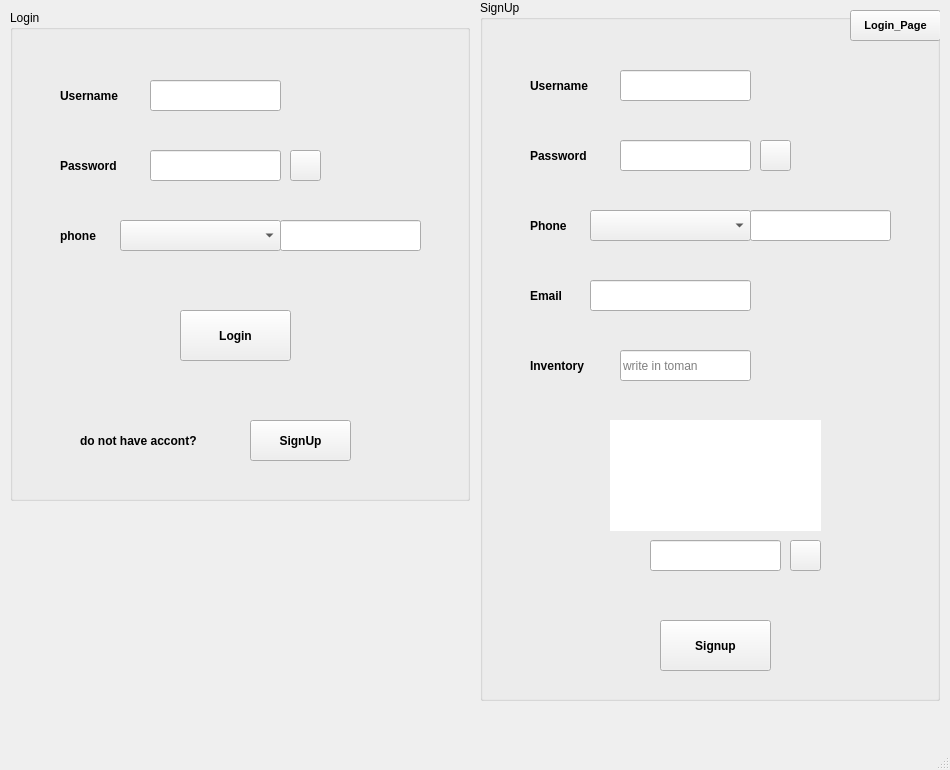
Old version of the form login_or_signup_page.ui in the repository Parsazahedian/Farm_fum_1402.
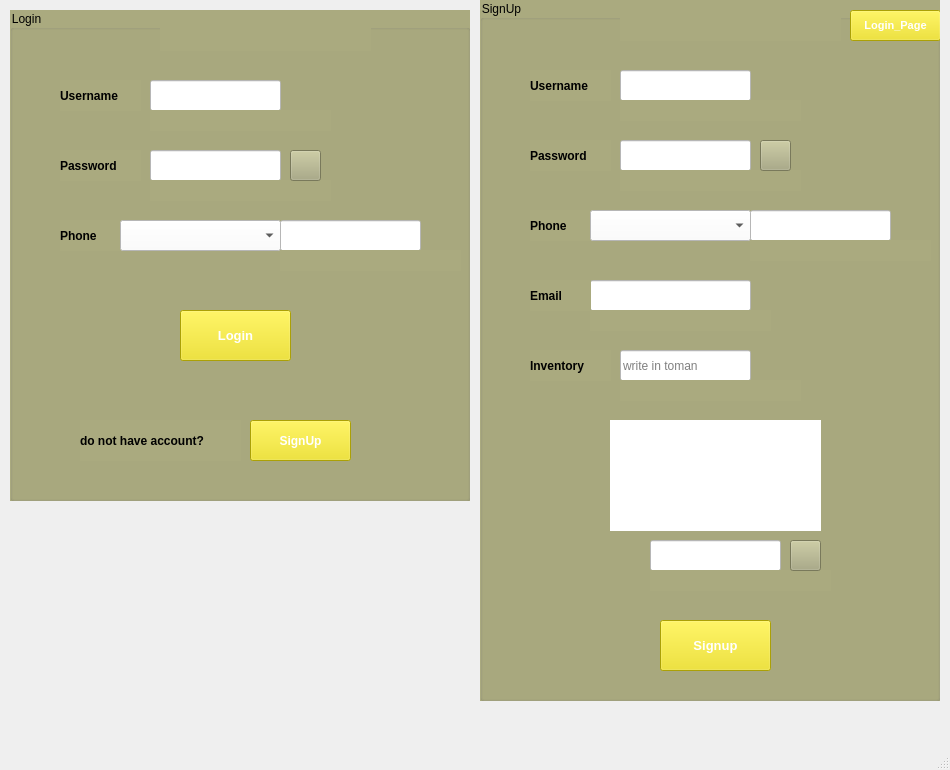
New version of the form. Icons and pictures are not drawn.

Commit message: Design_for_login_or_signup_page.ui_and_mainwindow.ui

```diff
--- a/login_or_signup_page.ui
+++ b/login_or_signup_page.ui
@@ -13,6 +13,9 @@
   <property name="windowTitle">
    <string>MainWindow</string>
   </property>
+  <property name="styleSheet">
+   <string notr="true"/>
+  </property>
   <widget class="QWidget" name="centralwidget">
    <widget class="QGroupBox" name="groupBox">
     <property name="geometry">
@@ -29,7 +32,7 @@
      </font>
     </property>
     <property name="styleSheet">
-     <string notr="true"/>
+     <string notr="true">background-color: rgb(170, 170, 127);</string>
     </property>
     <property name="title">
      <string>Login</string>
@@ -43,6 +46,12 @@
        <height>31</height>
       </rect>
      </property>
+     <property name="styleSheet">
+      <string notr="true">background-color: rgb(255, 255, 255);</string>
+     </property>
+     <property name="text">
+      <string/>
+     </property>
     </widget>
     <widget class="QLineEdit" name="lineEdit_2">
      <property name="geometry">
@@ -53,13 +62,16 @@
        <height>31</height>
       </rect>
      </property>
+     <property name="styleSheet">
+      <string notr="true">background-color: rgb(255, 255, 255);</string>
+     </property>
     </widget>
     <widget class="QLabel" name="label">
      <property name="geometry">
       <rect>
        <x>70</x>
        <y>410</y>
-       <width>151</width>
+       <width>161</width>
        <height>41</height>
       </rect>
      </property>
@@ -70,8 +82,11 @@
        <bold>true</bold>
       </font>
      </property>
+     <property name="styleSheet">
+      <string notr="true"/>
+     </property>
      <property name="text">
-      <string>do not have accont?</string>
+      <string>do not have account?</string>
      </property>
     </widget>
     <widget class="QPushButton" name="signUp_of_LoginGroupbox">
@@ -90,6 +105,10 @@
        <bold>true</bold>
       </font>
      </property>
+     <property name="styleSheet">
+      <string notr="true">background-color: rgb(239, 224, 9);
+color: qlineargradient(spread:pad, x1:0, y1:0, x2:1, y2:0, stop:0 rgba(0, 0, 0, 255), stop:1 rgba(255, 255, 255, 255));</string>
+     </property>
      <property name="text">
       <string>SignUp</string>
      </property>
@@ -105,11 +124,16 @@
      </property>
      <property name="font">
       <font>
-       <pointsize>9</pointsize>
+       <pointsize>10</pointsize>
        <weight>75</weight>
        <bold>true</bold>
       </font>
      </property>
+     <property name="styleSheet">
+      <string notr="true">background-color: rgb(239, 224, 9);
+color: qlineargradient(spread:pad, x1:0, y1:0, x2:1, y2:0, stop:0 rgba(0, 0, 0, 255), stop:1 rgba(255, 255, 255, 255));
+</string>
+     </property>
      <property name="text">
       <string>Login</string>
      </property>
@@ -130,6 +154,9 @@
        <bold>true</bold>
       </font>
      </property>
+     <property name="styleSheet">
+      <string notr="true"/>
+     </property>
      <property name="text">
       <string>Password</string>
      </property>
@@ -150,6 +177,9 @@
        <bold>true</bold>
       </font>
      </property>
+     <property name="styleSheet">
+      <string notr="true"/>
+     </property>
      <property name="text">
       <string>Username</string>
      </property>
@@ -202,8 +232,11 @@
        <bold>true</bold>
       </font>
      </property>
+     <property name="styleSheet">
+      <string notr="true"/>
+     </property>
      <property name="text">
-      <string>phone</string>
+      <string>Phone</string>
      </property>
     </widget>
     <widget class="QLineEdit" name="lineEdit_13">
@@ -215,6 +248,9 @@
        <height>31</height>
       </rect>
      </property>
+     <property name="styleSheet">
+      <string notr="true">background-color: rgb(255, 255, 255);</string>
+     </property>
     </widget>
     <widget class="QComboBox" name="comboBox_2">
      <property name="geometry">
@@ -225,6 +261,9 @@
        <height>31</height>
       </rect>
      </property>
+     <property name="styleSheet">
+      <string notr="true">background-color: rgb(255, 255, 255);</string>
+     </property>
     </widget>
     <widget class="QLabel" name="Error_label_of_phone_2">
      <property name="geometry">
@@ -261,7 +300,7 @@
     <widget class="QLabel" name="Login_For_Player_i">
      <property name="geometry">
       <rect>
-       <x>170</x>
+       <x>150</x>
        <y>10</y>
        <width>211</width>
        <height>31</height>
@@ -269,11 +308,13 @@
      </property>
      <property name="font">
       <font>
-       <pointsize>9</pointsize>
+       <pointsize>10</pointsize>
+       <weight>75</weight>
+       <bold>true</bold>
       </font>
      </property>
      <property name="styleSheet">
-      <string notr="true">color: rgb(0, 0, 255);</string>
+      <string notr="true">color: qconicalgradient(cx:0, cy:0, angle:135, stop:0 rgba(255, 255, 0, 69), stop:0.375 rgba(255, 255, 0, 69), stop:0.423533 rgba(251, 255, 0, 145), stop:0.45 rgba(247, 255, 0, 208), stop:0.477581 rgba(255, 244, 71, 130), stop:0.518717 rgba(255, 218, 71, 130), stop:0.55 rgba(255, 255, 0, 255), stop:0.57754 rgba(255, 203, 0, 130), stop:0.625 rgba(255, 255, 0, 69), stop:1 rgba(255, 255, 0, 69));</string>
      </property>
      <property name="text">
       <string/>
@@ -295,7 +336,7 @@
      </font>
     </property>
     <property name="styleSheet">
-     <string notr="true"/>
+     <string notr="true">background-color: rgb(170, 170, 127);</string>
     </property>
     <property name="title">
      <string>SignUp</string>
@@ -309,6 +350,9 @@
        <height>31</height>
       </rect>
      </property>
+     <property name="styleSheet">
+      <string notr="true">background-color: rgb(255, 255, 255);</string>
+     </property>
     </widget>
     <widget class="QLineEdit" name="lineEdit_4">
      <property name="geometry">
@@ -319,6 +363,9 @@
        <height>31</height>
       </rect>
      </property>
+     <property name="styleSheet">
+      <string notr="true">background-color: rgb(255, 255, 255);</string>
+     </property>
     </widget>
     <widget class="QLineEdit" name="lineEdit_5">
      <property name="geometry">
@@ -329,6 +376,9 @@
        <height>31</height>
       </rect>
      </property>
+     <property name="styleSheet">
+      <string notr="true">background-color: rgb(255, 255, 255);</string>
+     </property>
     </widget>
     <widget class="QLineEdit" name="lineEdit_6">
      <property name="geometry">
@@ -339,6 +389,9 @@
        <height>31</height>
       </rect>
      </property>
+     <property name="styleSheet">
+      <string notr="true">background-color: rgb(255, 255, 255);</string>
+     </property>
     </widget>
     <widget class="QLineEdit" name="lineEdit_7">
      <property name="geometry">
@@ -354,6 +407,9 @@
        <pointsize>9</pointsize>
       </font>
      </property>
+     <property name="styleSheet">
+      <string notr="true">background-color: rgb(255, 255, 255);</string>
+     </property>
      <property name="placeholderText">
       <string>write in toman</string>
      </property>
@@ -402,6 +458,9 @@
        <height>31</height>
       </rect>
      </property>
+     <property name="styleSheet">
+      <string notr="true">background-color: rgb(255, 255, 255);</string>
+     </property>
     </widget>
     <widget class="QLineEdit" name="lineEdit_10">
      <property name="geometry">
@@ -424,11 +483,15 @@
      </property>
      <property name="font">
       <font>
-       <pointsize>9</pointsize>
+       <pointsize>10</pointsize>
        <weight>75</weight>
        <bold>true</bold>
       </font>
      </property>
+     <property name="styleSheet">
+      <string notr="true">background-color: rgb(239, 224, 9);
+color: qlineargradient(spread:pad, x1:0, y1:0, x2:1, y2:0, stop:0 rgba(0, 0, 0, 255), stop:1 rgba(255, 255, 255, 255));</string>
+     </property>
      <property name="text">
       <string>Signup</string>
      </property>
@@ -459,6 +522,9 @@
        <bold>true</bold>
       </font>
      </property>
+     <property name="styleSheet">
+      <string notr="true"/>
+     </property>
      <property name="text">
       <string>Inventory</string>
      </property>
@@ -489,6 +555,9 @@
        <bold>true</bold>
       </font>
      </property>
+     <property name="styleSheet">
+      <string notr="true"/>
+     </property>
      <property name="text">
       <string>Email</string>
      </property>
@@ -509,6 +578,9 @@
        <bold>true</bold>
       </font>
      </property>
+     <property name="styleSheet">
+      <string notr="true"/>
+     </property>
      <property name="text">
       <string>Phone</string>
      </property>
@@ -529,6 +601,9 @@
        <bold>true</bold>
       </font>
      </property>
+     <property name="styleSheet">
+      <string notr="true"/>
+     </property>
      <property name="text">
       <string>Password</string>
      </property>
@@ -549,6 +624,9 @@
        <bold>true</bold>
       </font>
      </property>
+     <property name="styleSheet">
+      <string notr="true"/>
+     </property>
      <property name="text">
       <string>Username</string>
      </property>
@@ -562,6 +640,9 @@
        <height>31</height>
       </rect>
      </property>
+     <property name="styleSheet">
+      <string notr="true">background-color: rgb(255, 255, 255);</string>
+     </property>
     </widget>
     <widget class="QLabel" name="Error_label_of_username_Signup">
      <property name="geometry">
@@ -694,14 +775,21 @@
     <widget class="QLabel" name="SignUp_For_Player_i">
      <property name="geometry">
       <rect>
-       <x>160</x>
+       <x>140</x>
        <y>10</y>
        <width>221</width>
        <height>31</height>
       </rect>
      </property>
+     <property name="font">
+      <font>
+       <pointsize>10</pointsize>
+       <weight>75</weight>
+       <bold>true</bold>
+      </font>
+     </property>
      <property name="styleSheet">
-      <string notr="true">color: rgb(0, 0, 255);</string>
+      <string notr="true">color: qconicalgradient(cx:0, cy:0, angle:135, stop:0 rgba(255, 255, 0, 69), stop:0.375 rgba(255, 255, 0, 69), stop:0.423533 rgba(251, 255, 0, 145), stop:0.45 rgba(247, 255, 0, 208), stop:0.477581 rgba(255, 244, 71, 130), stop:0.518717 rgba(255, 218, 71, 130), stop:0.55 rgba(255, 255, 0, 255), stop:0.57754 rgba(255, 203, 0, 130), stop:0.625 rgba(255, 255, 0, 69), stop:1 rgba(255, 255, 0, 69));</string>
      </property>
      <property name="text">
       <string/>
@@ -723,6 +811,10 @@
        <bold>true</bold>
       </font>
      </property>
+     <property name="styleSheet">
+      <string notr="true">background-color: rgb(239, 224, 9);
+color: qlineargradient(spread:pad, x1:0, y1:0, x2:1, y2:0, stop:0 rgba(0, 0, 0, 255), stop:1 rgba(255, 255, 255, 255));</string>
+     </property>
      <property name="text">
       <string>Login_Page</string>
      </property>
```
The commit also changes 1 other file.
